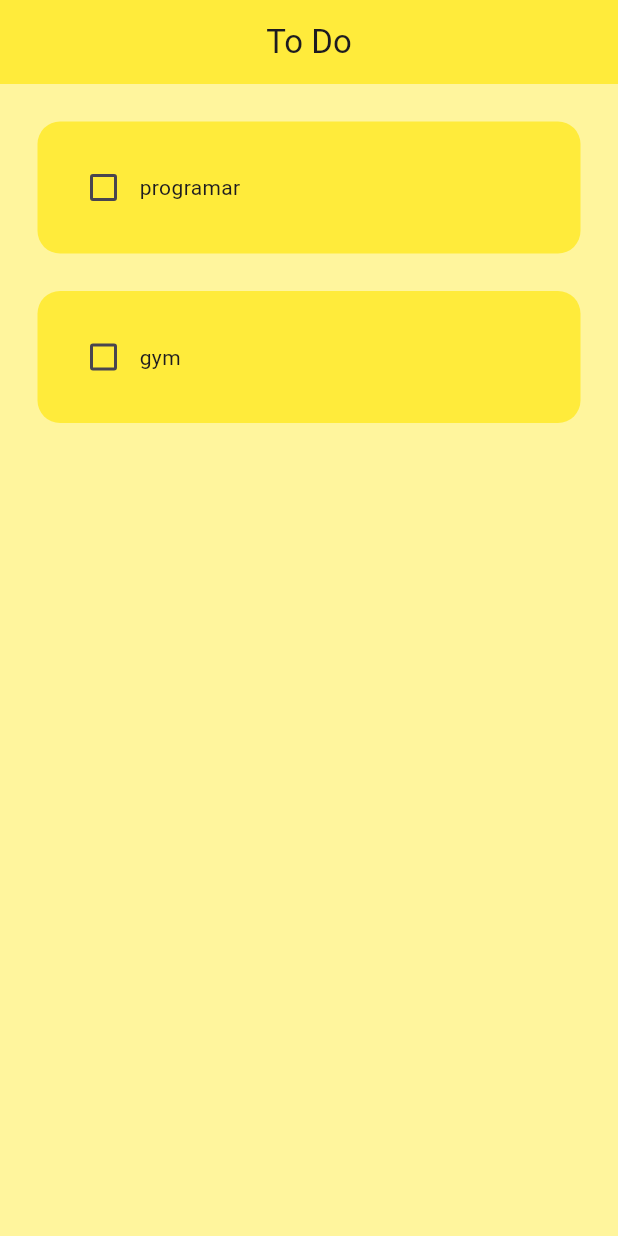
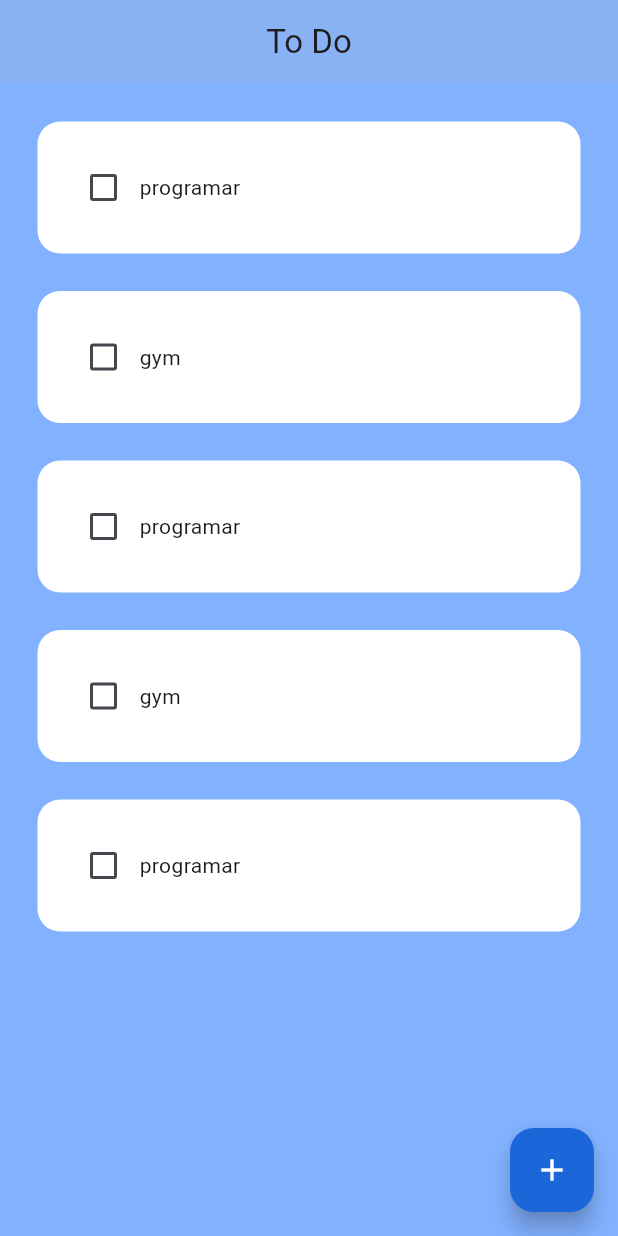
Before and after one commit to Kenier202/ToDoApp, a Flutter app: the screen it shows after launch, on a phone screen of 412 x 824 dp. Run offline on Flutter 3.47's test engine with Material 3 defaults, Android fonts, the phone set to English and light mode, and no system bars.

Commit message:
style(colors): change de backgrounds colors

```diff
--- a/lib/pages/toDo/home_view.dart
+++ b/lib/pages/toDo/home_view.dart
@@ -11,7 +11,10 @@ class HomeView extends StatefulWidget {
 class _HomeViewState extends State<HomeView> {
   List toDoList = [
     ["programar", false],
-    ["gym", false]
+    ["gym", false],
+    ["programar", false],
+    ["gym", false],
+    ["programar", false],
   ];
 
   void checkBoxChange(bool? value, int index) {
@@ -23,14 +26,23 @@ class _HomeViewState extends State<HomeView> {
   @override
   Widget build(BuildContext context) {
     return Scaffold(
-      backgroundColor: Colors.yellow[200],
+      backgroundColor: Colors.blueAccent[100],
       appBar: AppBar(
         title: const Center(
           child: Text(
             "To Do",
           ),
         ),
-        backgroundColor: Colors.yellow,
+        backgroundColor: const Color.fromARGB(255, 137, 178, 245),
+      ),
+      floatingActionButton: FloatingActionButton(
+        backgroundColor: const Color.fromARGB(255, 27, 102, 216),
+        hoverColor: const Color.fromARGB(255, 255, 255, 255),
+        child: const Icon(
+          Icons.add,
+          color: Colors.white,
+        ),
+        onPressed: () {},
       ),
       body: ListView.builder(
         itemCount: toDoList.length,
--- a/lib/utils/todo_tile.dart
+++ b/lib/utils/todo_tile.dart
@@ -18,7 +18,7 @@ class TodoTile extends StatelessWidget {
       child: Container(
         padding: const EdgeInsets.all(20),
         decoration: BoxDecoration(
-          color: Colors.yellow,
+          color: const Color.fromARGB(255, 255, 255, 255),
           borderRadius: BorderRadius.circular(15),
         ),
         child: Row(
```
